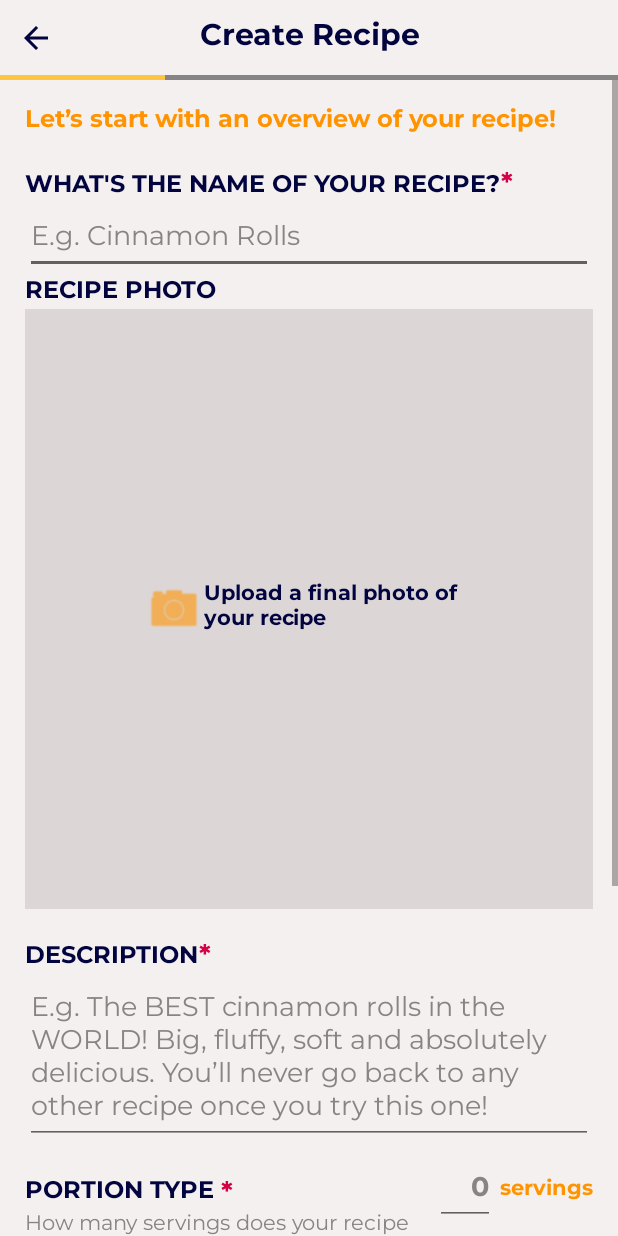
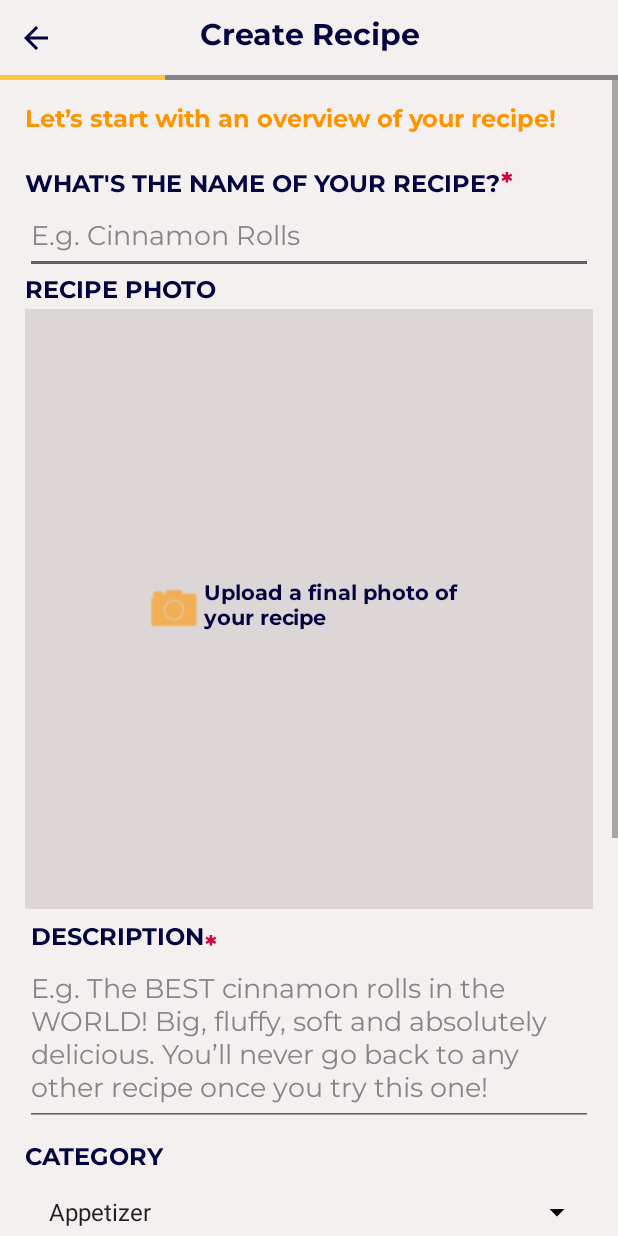
Before and after one commit to azrielortega/Perfect_Plate, an Android app: the CreateRecipeActivity1 screen opened directly, with no data from a screen before it, on a phone screen of 412 x 824 dp. Run offline under Robolectric (Android 15) with nearby library versions, the light colour scheme and no system bars.

Commit message:
added difficulty and category

```diff
--- a/app/src/main/java/com/mobdeve/s14/group4/CreateRecipeActivity1.java
+++ b/app/src/main/java/com/mobdeve/s14/group4/CreateRecipeActivity1.java
@@ -4,12 +4,16 @@ import androidx.annotation.Nullable;
 import androidx.appcompat.app.AppCompatActivity;
 
 import android.content.Intent;
+import android.graphics.Color;
 import android.os.Bundle;
 import android.util.Log;
 import android.view.View;
+import android.widget.ArrayAdapter;
 import android.widget.Button;
 import android.widget.EditText;
 import android.widget.ImageButton;
+import android.widget.Spinner;
+import android.widget.TextView;
 
 public class CreateRecipeActivity1 extends AppCompatActivity {
 
@@ -22,6 +26,8 @@ public class CreateRecipeActivity1 extends AppCompatActivity {
     public static final String KEY_SERVINGS = "KEY_CR_SERVINGS";
     public static final String KEY_COOKINGTIME = "KEY_CR_COOKINGTIME";
     public static final String KEY_PREPTIME= "KEY_CR_PREPTIME";
+    public static final String KEY_DIFFICULTY = "KEY_CR_DIFFICULTY";
+    public static final String KEY_CATEGORY = "KEY_CR_CATEGORY";
 
     private EditText etRecipeName;
 
@@ -30,13 +36,35 @@ public class CreateRecipeActivity1 extends AppCompatActivity {
     private EditText etCookingTime;
     private EditText etDescription;
 
+    private Spinner spCategory;
+
+    private TextView tvEasy;
+    private TextView tvMedium;
+    private TextView tvHard;
+
+    private String difficulty;
+
 
     @Override
     protected void onCreate(Bundle savedInstanceState) {
         super.onCreate(savedInstanceState);
         setContentView(R.layout.activity_create_recipe1);
 
+        difficulty = "Easy";
+
+
+        initSpinner();
         initComponents();
+    }
+
+    private void initSpinner(){
+        spCategory = findViewById(R.id.sp_create1_category);
+
+        ArrayAdapter<String> spAdapter = new ArrayAdapter<String>(CreateRecipeActivity1.this, android.R.layout.simple_list_item_1,
+                getResources().getStringArray(R.array.category));
+        spAdapter.setDropDownViewResource(android.R.layout.simple_spinner_dropdown_item);
+        spCategory.setAdapter(spAdapter);
+
     }
 
     private void initComponents() {
@@ -51,6 +79,58 @@ public class CreateRecipeActivity1 extends AppCompatActivity {
         btnCreate1 = findViewById(R.id.btn_create1_next);
         ibBack = findViewById(R.id.ib_create1_back);
 
+        tvEasy = findViewById(R.id.tv_create1_easy);
+        tvMedium = findViewById(R.id.tv_create1_medium);
+        tvHard = findViewById(R.id.tv_create1_hard);
+
+        tvEasy.setOnClickListener(new View.OnClickListener() {
+            @Override
+            public void onClick(View v) {
+                tvEasy.setTextColor(Color.parseColor("#f4f0ef"));
+                tvEasy.setBackgroundColor(Color.parseColor("#FF9400"));
+
+                tvMedium.setTextColor(Color.parseColor("#02043F"));
+                tvMedium.setBackgroundColor(Color.parseColor("#FFFFFF"));
+
+                tvHard.setTextColor(Color.parseColor("#02043F"));
+                tvHard.setBackgroundColor(Color.parseColor("#FFFFFF"));
+
+                difficulty = "Easy";
+            }
+        });
+
+        tvMedium.setOnClickListener(new View.OnClickListener() {
+            @Override
+            public void onClick(View v) {
+                tvMedium.setTextColor(Color.parseColor("#f4f0ef"));
+                tvMedium.setBackgroundColor(Color.parseColor("#FF9400"));
+
+                tvEasy.setTextColor(Color.parseColor("#02043F"));
+                tvEasy.setBackgroundColor(Color.parseColor("#FFFFFF"));
+
+                tvHard.setTextColor(Color.parseColor("#02043F"));
+                tvHard.setBackgroundColor(Color.parseColor("#FFFFFF"));
+
+                difficulty = "Medium";
+            }
+        });
+
+        tvHard.setOnClickListener(new View.OnClickListener() {
+            @Override
+            public void onClick(View v) {
+                tvHard.setTextColor(Color.parseColor("#f4f0ef"));
+                tvHard.setBackgroundColor(Color.parseColor("#FF9400"));
+
+                tvMedium.setTextColor(Color.parseColor("#02043F"));
+                tvMedium.setBackgroundColor(Color.parseColor("#FFFFFF"));
+
+                tvEasy.setTextColor(Color.parseColor("#02043F"));
+                tvEasy.setBackgroundColor(Color.parseColor("#FFFFFF"));
+
+                difficulty = "Hard";
+            }
+        });
+
         ibBack.setOnClickListener(new View.OnClickListener() {
             @Override
             public void onClick(View v) {
@@ -61,13 +141,14 @@ public class CreateRecipeActivity1 extends AppCompatActivity {
         btnCreate1.setOnClickListener(new View.OnClickListener() {
             @Override
             public void onClick(View v) {
-                String recipeName, cookingTime, prepTime, servings, description;
+                String recipeName, cookingTime, prepTime, servings, description, category;
 
                 recipeName = etRecipeName.getText().toString().trim();
                 cookingTime = etCookingTime.getText().toString().trim();
                 prepTime = etPrepTime.getText().toString().trim();
                 servings = etServings.getText().toString().trim();
                 description = etDescription.getText().toString().trim();
+                category = spCategory.getSelectedItem().toString().trim();
 
                 Intent i = new Intent(CreateRecipeActivity1.this, CreateRecipeActivity2.class);
 
@@ -76,6 +157,8 @@ public class CreateRecipeActivity1 extends AppCompatActivity {
                 i.putExtra(KEY_DESCRIPTION, description);
                 i.putExtra(KEY_PREPTIME, prepTime);
                 i.putExtra(KEY_SERVINGS, servings);
+                i.putExtra(KEY_CATEGORY, category);
+                i.putExtra(KEY_DIFFICULTY, difficulty);
 
                 startActivityForResult(i, 1);
             }
--- a/app/src/main/java/com/mobdeve/s14/group4/CreateRecipeActivity2.java
+++ b/app/src/main/java/com/mobdeve/s14/group4/CreateRecipeActivity2.java
@@ -85,6 +85,8 @@ public class CreateRecipeActivity2 extends AppCompatActivity {
                 String prepTime = tempI.getStringExtra(CreateRecipeActivity1.KEY_PREPTIME);
                 String servings = tempI.getStringExtra(CreateRecipeActivity1.KEY_SERVINGS);
                 String description =tempI.getStringExtra(CreateRecipeActivity1.KEY_DESCRIPTION);
+                String difficulty = tempI.getStringExtra(CreateRecipeActivity1.KEY_DIFFICULTY);
+                String category =tempI.getStringExtra(CreateRecipeActivity1.KEY_CATEGORY);
 
                 Intent i = new Intent(CreateRecipeActivity2.this, CreateRecipeActivity3.class);
 
@@ -94,6 +96,8 @@ public class CreateRecipeActivity2 extends AppCompatActivity {
                 i.putExtra(CreateRecipeActivity1.KEY_DESCRIPTION, description);
                 i.putExtra(CreateRecipeActivity1.KEY_PREPTIME, prepTime);
                 i.putExtra(CreateRecipeActivity1.KEY_SERVINGS, servings);
+                i.putExtra(CreateRecipeActivity1.KEY_CATEGORY, category);
+                i.putExtra(CreateRecipeActivity1.KEY_DIFFICULTY, difficulty);
 
                 startActivityForResult(i, 1);
             }
--- a/app/src/main/java/com/mobdeve/s14/group4/DataHelper.java
+++ b/app/src/main/java/com/mobdeve/s14/group4/DataHelper.java
@@ -46,7 +46,7 @@ public class DataHelper {
         };
 
         for(int i = 0; i < 3; i++){
-            foodList.add(new Recipe(foodPics[i], foodName[i], foodFave[i], foodRating[i], contributorId[i], description[i], reviewCount[i], 0, 0, 0));
+            foodList.add(new Recipe(foodPics[i], foodName[i], foodFave[i], foodRating[i], contributorId[i], description[i], reviewCount[i], 0, 0, 0, "Main", "Easy"));
         }
 
         return foodList;
--- a/app/src/main/java/com/mobdeve/s14/group4/RecipeDatabase.java
+++ b/app/src/main/java/com/mobdeve/s14/group4/RecipeDatabase.java
@@ -1,4 +1,6 @@
 package com.mobdeve.s14.group4;
+
+import android.util.Log;
 
 import com.google.firebase.auth.FirebaseAuth;
 import com.google.firebase.database.DatabaseReference;
@@ -23,6 +25,7 @@ public class RecipeDatabase {
     }
 
     public void addRecipe(Recipe recipe){
+        Log.d("myTag", "Add Recipe Entered");
         String key = this.databaseReference.push().getKey();
 
         recipe.setId(key);
--- a/app/src/main/res/layout/activity_create_recipe1.xml
+++ b/app/src/main/res/layout/activity_create_recipe1.xml
@@ -4,7 +4,7 @@
     xmlns:tools="http://schemas.android.com/tools"
     android:layout_width="match_parent"
     android:layout_height="match_parent"
-    android:background="#f4f0ef"
+    android:background="#F4F0EF"
     tools:context=".CreateRecipeActivity1">
 
     <androidx.constraintlayout.widget.ConstraintLayout
@@ -52,10 +52,10 @@
             android:layout_width="wrap_content"
             android:layout_height="2dp"
             android:background="#02043f"
-            tools:layout_editor_absoluteY="50dp"
             app:layout_constraintLeft_toLeftOf="parent"
             app:layout_constraintRight_toRightOf="parent"
-            app:layout_constraintTop_toBottomOf="@id/cl_recipe1_top"/>
+            app:layout_constraintTop_toBottomOf="@id/cl_recipe1_top"
+            tools:layout_editor_absoluteY="50dp" />
 
         <ProgressBar
             android:id="@+id/pb_create"
@@ -95,10 +95,10 @@
         android:id="@+id/sv_create1"
         android:layout_width="match_parent"
         android:layout_height="0dp"
+        app:layout_constraintBottom_toBottomOf="parent"
         app:layout_constraintLeft_toLeftOf="parent"
         app:layout_constraintRight_toRightOf="parent"
-        app:layout_constraintTop_toBottomOf="@id/linearLayout3"
-        app:layout_constraintBottom_toBottomOf="parent">
+        app:layout_constraintTop_toBottomOf="@id/linearLayout3">
 
         <androidx.constraintlayout.widget.ConstraintLayout
             android:layout_width="match_parent"
@@ -185,13 +185,26 @@
                 android:id="@+id/tv_create1_description"
                 android:layout_width="wrap_content"
                 android:layout_height="wrap_content"
-                android:layout_marginTop="20dp"
+                android:layout_marginLeft="4dp"
+                android:layout_marginTop="8dp"
                 android:fontFamily="@font/montserrat_bold"
                 android:text="DESCRIPTION"
                 android:textColor="#02043F"
                 android:textSize="16sp"
                 app:layout_constraintLeft_toLeftOf="@id/gl_create1_left"
                 app:layout_constraintTop_toBottomOf="@+id/iv_create1_recipe_pic" />
+
+            <TextView
+                android:id="@+id/tv_create1_category"
+                android:layout_width="wrap_content"
+                android:layout_height="wrap_content"
+                android:layout_marginTop="10dp"
+                android:fontFamily="@font/montserrat_bold"
+                android:text="CATEGORY"
+                android:textColor="#02043F"
+                android:textSize="16sp"
+                app:layout_constraintStart_toStartOf="@+id/gl_create1_left"
+                app:layout_constraintTop_toBottomOf="@+id/et_create1_description" />
 
             <TextView
                 android:id="@+id/tv_create1_pic"
@@ -238,7 +251,7 @@
                 android:layout_height="wrap_content"
                 android:layout_marginTop="20dp"
                 android:fontFamily="@font/montserrat_bold"
-                android:text="DIFFUCULTY"
+                android:text="DIFFICULTY"
                 android:textColor="#02043F"
                 android:textSize="16sp"
                 app:layout_constraintLeft_toLeftOf="@id/gl_create1_left"
@@ -317,6 +330,15 @@
                 app:layout_constraintTop_toBottomOf="@+id/tv_create1_hard"
                 app:layout_constraintVertical_bias="1.0" />
 
+            <Spinner
+                android:id="@+id/sp_create1_category"
+                android:layout_width="0dp"
+                android:layout_height="wrap_content"
+                android:backgroundTint="#000000"
+                app:layout_constraintEnd_toStartOf="@+id/gl_create1_right"
+                app:layout_constraintStart_toStartOf="@+id/gl_create1_left"
+                app:layout_constraintTop_toBottomOf="@+id/tv_create1_category" />
+
             <androidx.constraintlayout.widget.ConstraintLayout
                 android:id="@+id/cl_create1_portion"
                 android:layout_width="0dp"
@@ -324,7 +346,7 @@
                 android:layout_marginTop="20dp"
                 app:layout_constraintLeft_toLeftOf="@id/gl_create1_left"
                 app:layout_constraintRight_toRightOf="@id/gl_create1_right"
-                app:layout_constraintTop_toBottomOf="@id/et_create1_description">
+                app:layout_constraintTop_toBottomOf="@id/sp_create1_category">
 
 
                 <TextView
```
Also changed, not shown: app/src/main/java/com/mobdeve/s14/group4/CreateRecipeActivity3.java (+7 -6 lines), app/src/main/java/com/mobdeve/s14/group4/FirebaseRecipe.java (+15 -1 lines), app/src/main/java/com/mobdeve/s14/group4/ProfileActivity.java (+4 -4 lines), app/src/main/java/com/mobdeve/s14/group4/Recipe.java (+10 -2 lines), app/src/main/java/com/mobdeve/s14/group4/ViewFavoritesActivity.java (+4 -4 lines), app/src/main/res/layout/createrecipe1_spinner_category_item.xml (added, +19 -0 lines), app/src/main/res/values/strings.xml (+10 -0 lines).
